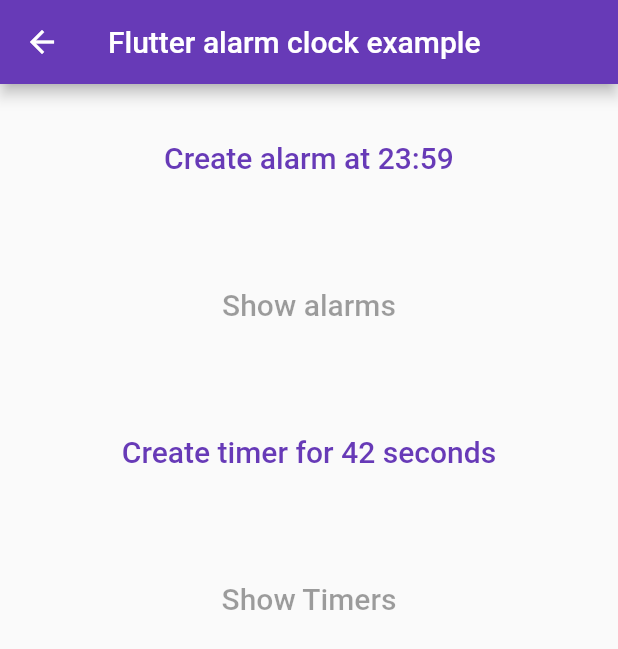
After one commit to itxmubi/Flutter-Packages-Implementation, a Flutter app: the FlutterAlarmClockExample screen opened directly, on a phone screen of 412 x 824 dp. The commit adds this screen. Shown: the top 649 px of the screen. Run offline on Flutter 3.47's test engine with Material 2 defaults, Android fonts, the phone set to English and light mode, and no system bars; our stand-ins replace animated_text_kit, another_flushbar, auto_size_text, badges, camera, card_swiper and 48 more; missing offline and left inert: app_settings, audio_session, facebook_audience_network, flutter_alarm_clock, flutter_nfc_kit, mobile_scanner and 3 more; statements that could not run were skipped; project files that could hold a hidden picture were left out.

Commit message:
Flutter clock package added

```diff
--- /dev/null
+++ b/lib/Flutter Alarm Clock/flutter_alarm_clock_example.dart
@@ -0,0 +1,79 @@
+import 'package:flutter/material.dart';
+import 'package:flutter_alarm_clock/flutter_alarm_clock.dart';
+
+/// {@template myApp}
+/// A main class for the Flutter alarm clock example application.
+/// {@endtemplate}
+class FlutterAlarmClockExample extends StatefulWidget {
+  /// @{@macro myApp}
+  const FlutterAlarmClockExample({Key? key}) : super(key: key);
+
+  @override
+  State<FlutterAlarmClockExample> createState() => _MyAppState();
+}
+
+class _MyAppState extends State<FlutterAlarmClockExample> {
+  @override
+  void initState() {
+    super.initState();
+  }
+
+  @override
+  Widget build(BuildContext context) {
+    return Scaffold(
+      appBar: AppBar(
+        title: const Text('Flutter alarm clock example'),
+      ),
+      body: Center(
+        child: Column(
+          children: <Widget>[
+            Container(
+              margin: const EdgeInsets.all(25),
+              child: TextButton(
+                child: const Text(
+                  'Create alarm at 23:59',
+                  style: TextStyle(fontSize: 20),
+                ),
+                onPressed: () {
+                  FlutterAlarmClock.createAlarm(hour: 23, minutes: 59);
+                },
+              ),
+            ),
+            Container(
+              margin: const EdgeInsets.all(25),
+              child: const TextButton(
+                onPressed: FlutterAlarmClock.showAlarms,
+                child: Text(
+                  'Show alarms',
+                  style: TextStyle(fontSize: 20),
+                ),
+              ),
+            ),
+            Container(
+              margin: const EdgeInsets.all(25),
+              child: TextButton(
+                child: const Text(
+                  'Create timer for 42 seconds',
+                  style: TextStyle(fontSize: 20),
+                ),
+                onPressed: () {
+                  FlutterAlarmClock.createTimer(length: 42);
+                },
+              ),
+            ),
+            Container(
+              margin: const EdgeInsets.all(25),
+              child: const TextButton(
+                onPressed: FlutterAlarmClock.showTimers,
+                child: Text(
+                  'Show Timers',
+                  style: TextStyle(fontSize: 20),
+                ),
+              ),
+            ),
+          ],
+        ),
+      ),
+    );
+  }
+}
--- a/lib/Home/home_screen.dart
+++ b/lib/Home/home_screen.dart
@@ -17,6 +17,7 @@
 import '../Dropdown Button2/drop_down_button2_example.dart';
 import '../Facebook Audience Network/facebook_ads_example.dart';
 import '../Fl Chart/fl_chart_exmaple.dart';
+import '../Flutter Alarm Clock/flutter_alarm_clock_example.dart';
 import '../Flutter ColorPicker/flutter_colorpicker_example.dart';
 import '../Flutter Easy Loading/flutter_easyloading_example.dart';
 import '../Flutter HTML/flutter_html_example.dart';
@@ -64,6 +65,7 @@
 
 class _HomeScreenState extends State<HomeScreen> {
   List pagesNamese = [
+    "Flutter Alarm Clock Example",
     "Flutter Blue Plus Example",
     "Flutter HTML Example",
     "Another FlushBar Example",
@@ -122,6 +124,7 @@
   ];
 
   List<Widget> pages = [
+    const FlutterAlarmClockExample(),
     const FlutterBlueApp(),
     // const FlutterBlueAppExample(),
     const FlutterHTMLExample(),
--- a/pubspec.yaml
+++ b/pubspec.yaml
@@ -97,6 +97,7 @@
   another_flushbar: ^1.12.30
   flutter_html: ^3.0.0-beta.2
   flutter_blue_plus: ^1.5.2
+  flutter_alarm_clock: ^0.1.1
 
   # google_native_mobile_ads: ^1.0.3
 
```
Also changed, not shown: pubspec.lock, 1 other file.
